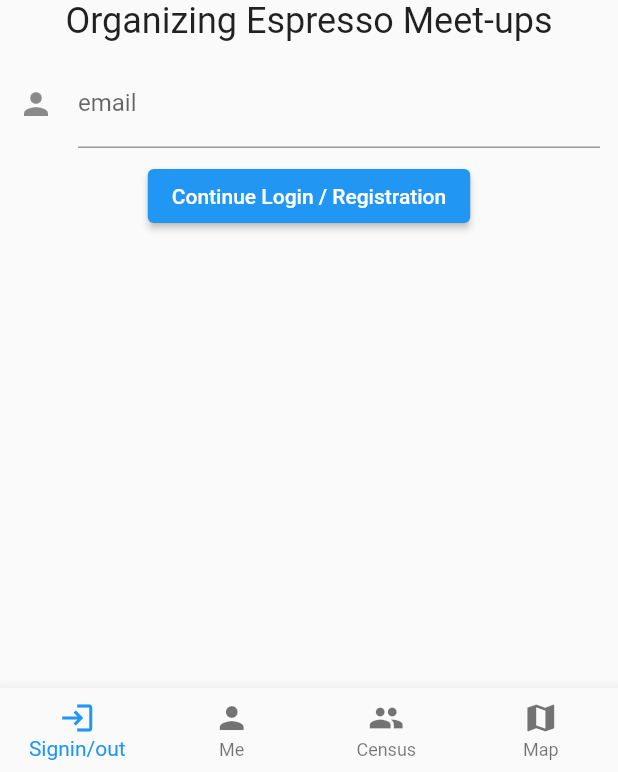
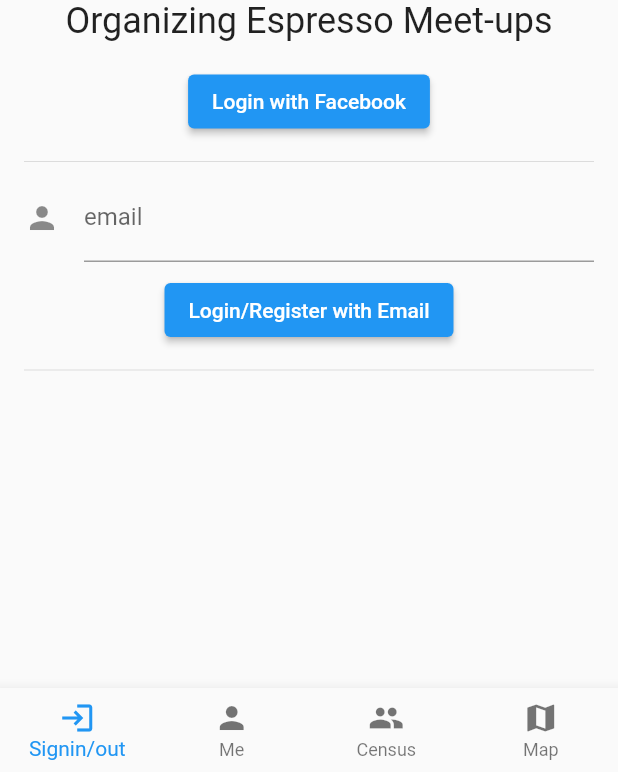
Before and after one commit to JohnMichaelHauck/local_pavoni, a Flutter app: the screen it shows after launch, on a phone screen of 412 x 824 dp, the part 464-1236 px from its top. Run offline on Flutter 3.47's test engine with Material 2 defaults, Android fonts, the light colour scheme and no system bars; our stand-ins replace cloud_firestore, firebase_auth, firebase_core, google_maps_flutter; missing offline and left inert: dart:js, google_maps_flutter_web; accounts and stored records are empty.

Commit message:
Added Facebook signin

```diff
--- a/lib/firebase_authentication_widget.dart
+++ b/lib/firebase_authentication_widget.dart
@@ -32,6 +32,19 @@
         key: _formKey,
         child: Column(
           children: <Widget>[
+            if (authenticationChangeNotifier.authenticationState ==
+                AuthenticationStateEnum.needEmail) ...[
+              ElevatedButton(
+                onPressed: () {
+                  if (_formKey.currentState!.validate()) {
+                    authenticationChangeNotifier.signInFacebook();
+                  }
+                },
+                child: const Text("Login with Facebook"),
+              ),
+              Container(height: 8),
+              const Divider(),
+            ],
             if (authenticationChangeNotifier.authenticationState ==
                 AuthenticationStateEnum.needEmail) ...[
               SizedBox(
@@ -81,10 +94,6 @@
                 ),
               ),
             ],
-            if (authenticationChangeNotifier.message != null) ...[
-              Container(height: 8),
-              Text(authenticationChangeNotifier.message.toString()),
-            ],
             Container(height: 8),
             Wrap(
               spacing: 8,
@@ -98,7 +107,7 @@
                             .checkEmail(_emailController.text);
                       }
                     },
-                    child: const Text("Continue Login / Registration"),
+                    child: const Text("Login/Register with Email"),
                   ),
                 ],
                 if (authenticationChangeNotifier.authenticationState ==
@@ -185,6 +194,12 @@
                 ],
               ],
             ),
+            Container(height: 8),
+            const Divider(),
+            if (authenticationChangeNotifier.message != null) ...[
+              Container(height: 8),
+              Text(authenticationChangeNotifier.message.toString()),
+            ],
           ],
         ),
       );
--- a/lib/screen_signin.dart
+++ b/lib/screen_signin.dart
@@ -38,7 +38,7 @@
             textAlign: TextAlign.center,
             style: Theme.of(context).textTheme.headline5),
         Padding(
-            padding: const EdgeInsets.all(12.0),
+            padding: const EdgeInsets.all(16.0),
             child: FirebaseAuthenticationWidget(key: key)),
       ],
     );
--- a/pubspec.yaml
+++ b/pubspec.yaml
@@ -39,6 +39,7 @@
   provider: ^6.0.2
   google_maps_flutter: ^2.1.1
   google_maps_flutter_web: ^0.3.2+1
+  flutter_facebook_auth: ^3.5.0
 
 dev_dependencies:
   flutter_test:
```
Also changed, not shown: lib/firebase_cnp.dart (+32 -2 lines), pubspec.lock, 1 other file.
